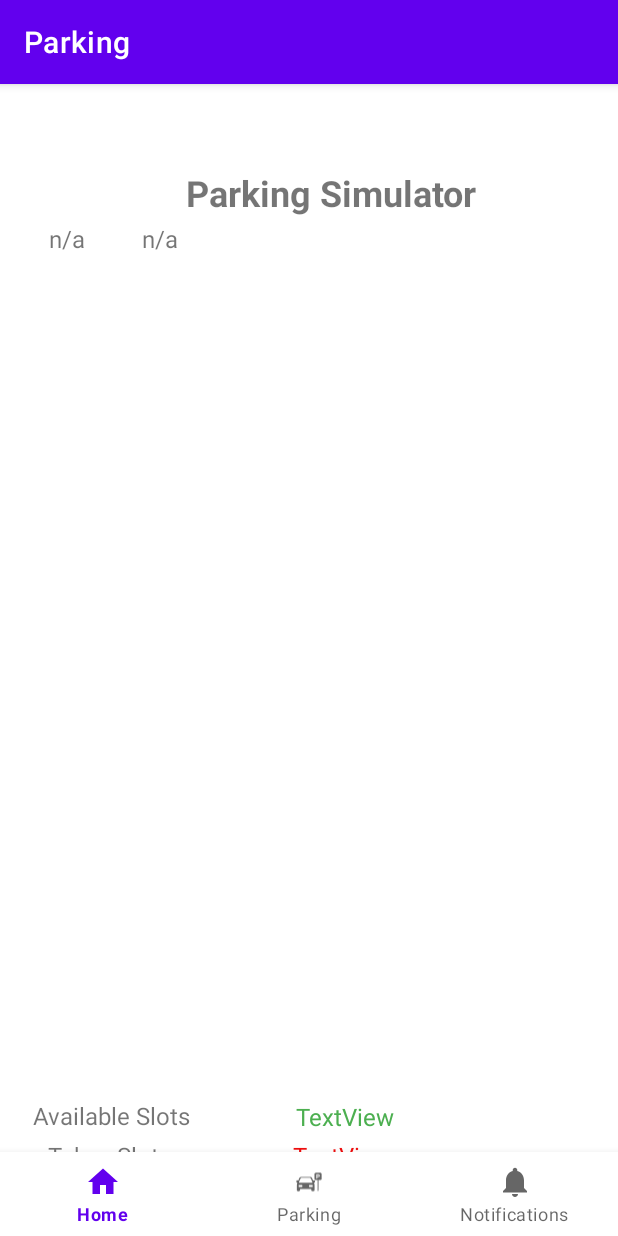
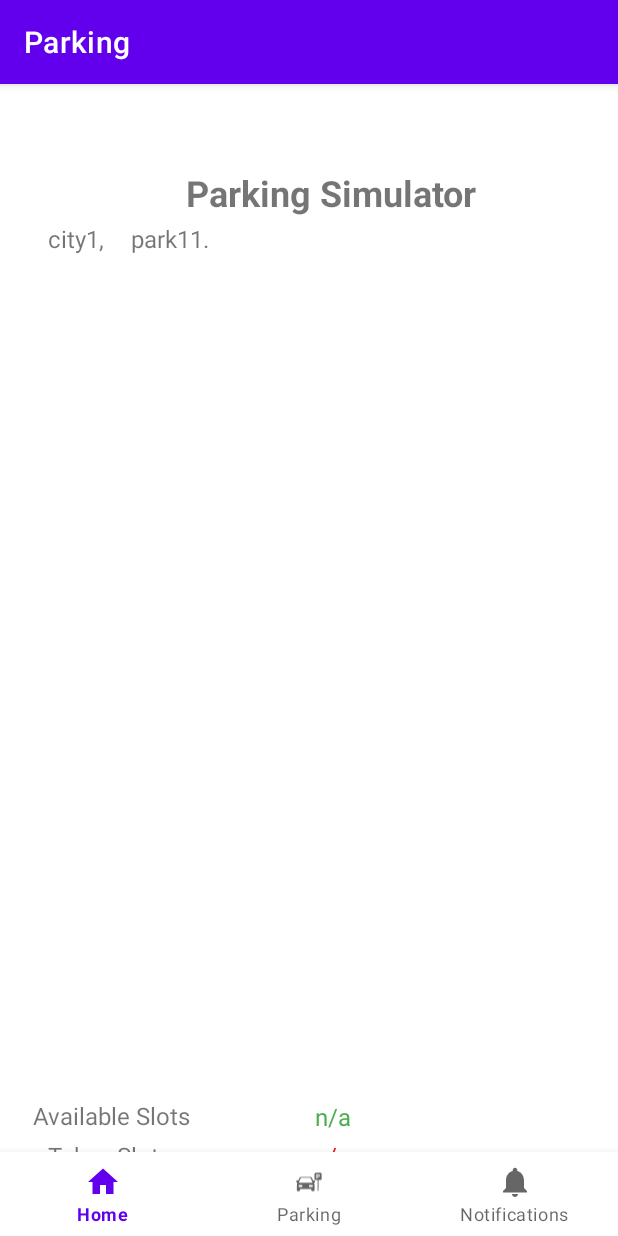
Before and after one commit to abdallah0100/Parking_App, an Android app: the ParkSelectionFragment screen opened through its navigation route, after a tap on "CONTINUE", on a phone screen of 412 x 824 dp. Run offline under Robolectric (Android 15) with nearby library versions, the phone set to English and light mode, and no system bars; our stand-ins replace navigation-ui.

Commit message:
Passing arguments to parking simulator

```diff
--- a/app/src/main/java/com/example/parking/ui/parking/ParkSelectionFragment.java
+++ b/app/src/main/java/com/example/parking/ui/parking/ParkSelectionFragment.java
@@ -21,8 +21,6 @@ import java.util.Arrays;
 
 public class ParkSelectionFragment extends Fragment {
     private Spinner parksSpinner;
-    private Spinner citySpinner;
-    private Button continueBtn;
 
     private ParkSelectionView selectParkView;
 
@@ -31,9 +29,9 @@ public class ParkSelectionFragment extends Fragment {
     public View onCreateView(@NonNull LayoutInflater inflater, @Nullable ViewGroup container, @Nullable Bundle savedInstanceState) {
         View view = inflater.inflate(R.layout.fragment_park_selection, container, false);
         selectParkView = new ViewModelProvider(this).get(ParkSelectionView.class);
-        citySpinner = view.findViewById(R.id.cityList);
+        Spinner citySpinner = view.findViewById(R.id.cityList);
         parksSpinner = view.findViewById(R.id.parks_list);
-        continueBtn = view.findViewById(R.id.continue_btn);
+        Button continueBtn = view.findViewById(R.id.continue_btn);
 
         /*
          * temp - delete later
@@ -81,10 +79,18 @@ public class ParkSelectionFragment extends Fragment {
         continueBtn.setOnClickListener(new View.OnClickListener() {
             @Override
             public void onClick(View v) {
+                Toast.makeText(getContext(), "City: " + selectParkView.getSelectedCity() + ", Park: " + selectParkView.getSelectedPark(), Toast.LENGTH_SHORT).show();
+                ParkingSimulatorFragment sim = new ParkingSimulatorFragment();
+
+                Bundle args = new Bundle(); // used to pass arguments to another fragment.
+                args.putString("city", selectParkView.getSelectedCity());
+                args.putString("park", selectParkView.getSelectedPark());
+
+                sim.setArguments(args);
 
                 requireActivity().getSupportFragmentManager().beginTransaction()
-                        .replace(R.id.container, new ParkingSimulatorFragment())
-                        .addToBackStack(null) // TODO Add to back stack so user can navigate back
+                        .replace(R.id.container, sim) // `R.id.fragment_container` should be the container for fragments in your activity layout
+                        .addToBackStack(null) // Optional: Add to back stack so user can navigate back
                         .commit();
             }
         });
--- a/app/src/main/java/com/example/parking/ui/parking/ParkingSimulatorFragment.java
+++ b/app/src/main/java/com/example/parking/ui/parking/ParkingSimulatorFragment.java
@@ -4,6 +4,8 @@ import android.os.Bundle;
 import android.view.LayoutInflater;
 import android.view.View;
 import android.view.ViewGroup;
+import android.widget.TextView;
+import android.widget.Toast;
 
 import androidx.annotation.NonNull;
 import androidx.annotation.Nullable;
@@ -12,9 +14,25 @@ import androidx.fragment.app.Fragment;
 import com.example.parking.R;
 
 public class ParkingSimulatorFragment extends Fragment {
+
     @Nullable
     @Override
     public View onCreateView(@NonNull LayoutInflater inflater, @Nullable ViewGroup container, @Nullable Bundle savedInstanceState) {
-        return inflater.inflate(R.layout.parking_simulator_layout, container, false);
+        View view = inflater.inflate(R.layout.parking_simulator_layout, container, false);
+        TextView cityView = view.findViewById(R.id.cityText);
+        TextView parkView = view.findViewById(R.id.parkText);
+
+       if (getArguments() == null){
+           Toast.makeText(getContext(), "Error passing arguments..." , Toast.LENGTH_SHORT).show();
+
+       }else{
+           String city = getArguments().getString("city") + ",";
+           String park = getArguments().getString("park") + ".";
+
+            cityView.setText(city);
+            parkView.setText(park);
+       }
+
+        return view;
     }
 }
--- a/app/src/main/res/layout/parking_simulator_layout.xml
+++ b/app/src/main/res/layout/parking_simulator_layout.xml
@@ -52,7 +52,7 @@
         android:id="@+id/parkText"
         android:layout_width="wrap_content"
         android:layout_height="wrap_content"
-        android:layout_marginStart="24dp"
+        android:layout_marginStart="5dp"
         android:text="@string/place_holder"
         android:textSize="16sp"
         app:layout_constraintBottom_toTopOf="@+id/gridSlots"
@@ -92,7 +92,7 @@
         android:id="@+id/avbl_slots"
         android:layout_width="wrap_content"
         android:layout_height="wrap_content"
-        android:text="TextView"
+        android:text="@string/place_holder"
         android:textColor="#4CAF50"
         android:textSize="16sp"
         app:layout_constraintBottom_toBottomOf="parent"
@@ -106,7 +106,7 @@
         android:id="@+id/taken_slots"
         android:layout_width="wrap_content"
         android:layout_height="wrap_content"
-        android:text="TextView"
+        android:text="@string/place_holder"
         android:textColor="#EF0E0E"
         android:textSize="16sp"
         app:layout_constraintBottom_toBottomOf="parent"
```
